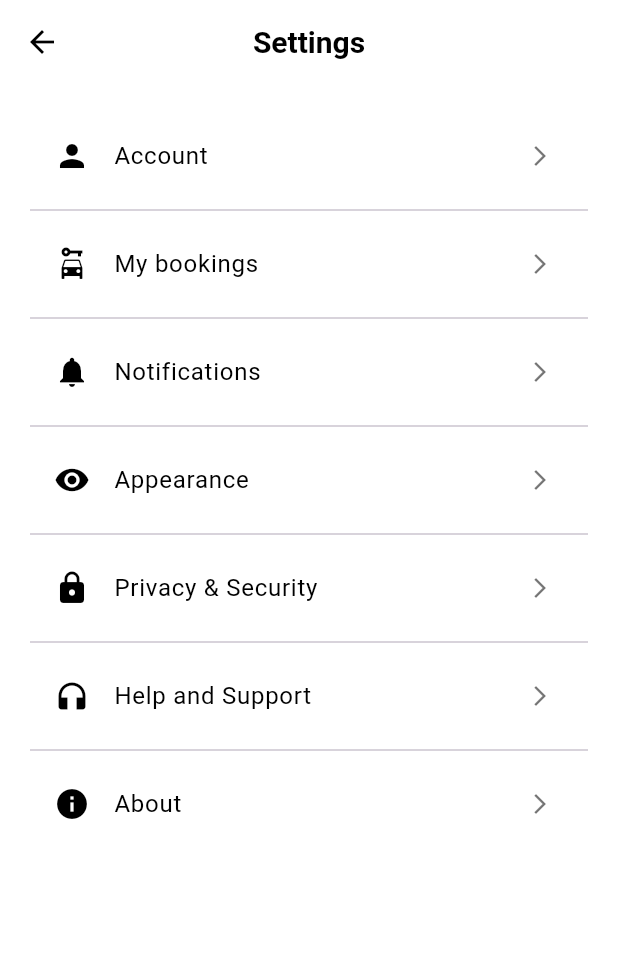
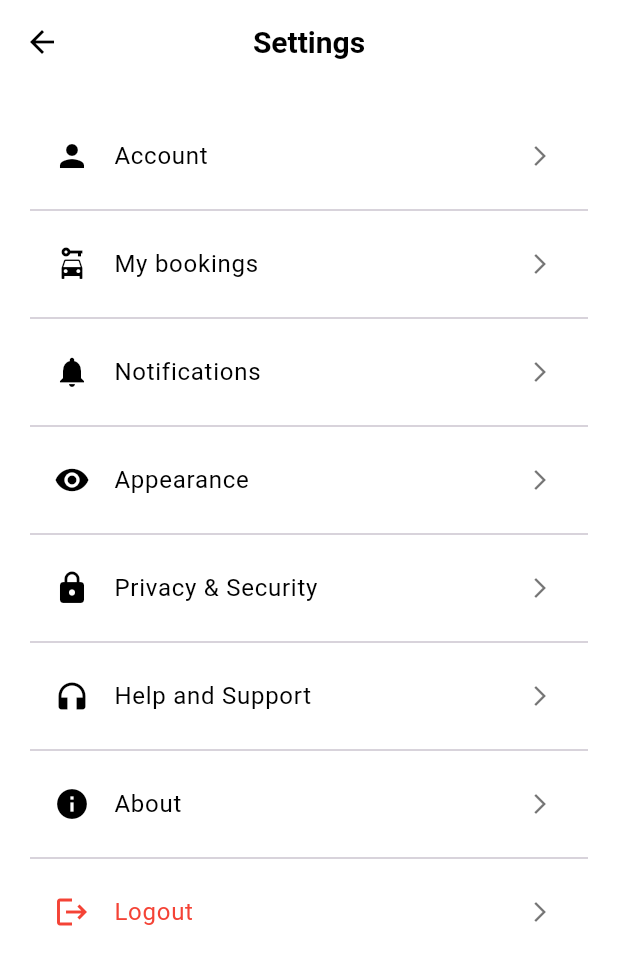
Before and after one commit to Magdy372/Automotive, a Flutter app: the SettingsScreen screen opened directly, on a phone screen of 412 x 824 dp. Shown: the top 965 px of the screen. Run offline on Flutter 3.47's test engine with Material 3 defaults, Android fonts, the phone set to English and light mode, and no system bars; our stand-ins replace cloud_firestore, firebase_auth, firebase_core, fl_chart, font_awesome_flutter, google_nav_bar; accounts and stored records are empty.

Commit message:
logout in settings

```diff
--- a/car_rental_project/lib/screens/settings_screen.dart
+++ b/car_rental_project/lib/screens/settings_screen.dart
@@ -1,13 +1,18 @@
+import 'package:car_rental_project/providers/user_provider.dart';
+import 'package:car_rental_project/screens/login_screen.dart';
 import 'package:car_rental_project/screens/my_bookings_screen.dart';
 import 'package:car_rental_project/screens/notification_screen.dart';
 import 'package:car_rental_project/screens/profile_screen.dart';
 import 'package:flutter/material.dart';
+import 'package:provider/provider.dart';
 
 class SettingsScreen extends StatelessWidget {
   const SettingsScreen({super.key});
 
   @override
   Widget build(BuildContext context) {
+  final userProvider = Provider.of<UserProvider>(context);
+
     return Scaffold(
       backgroundColor: Colors.white, // Set background to white
       appBar: AppBar(
@@ -33,7 +38,9 @@ class SettingsScreen extends StatelessWidget {
             const SizedBox(height: 20),
             _buildListTile(
               icon: Icons.person,
+              iconColor: Colors.black,
               label: 'Account',
+              labelColor: Colors.black,
               onTap: () {
                 Navigator.push(
                   context,
@@ -44,8 +51,12 @@ class SettingsScreen extends StatelessWidget {
               },
             ),
             const Divider(),
-            _buildListTile(icon: Icons.car_rental, label: 'My bookings',
-            onTap: () {
+            _buildListTile(
+              icon: Icons.car_rental,
+              iconColor: Colors.black,
+              label: 'My bookings',
+              labelColor: Colors.black,
+              onTap: () {
                 Navigator.push(
                   context,
                   MaterialPageRoute(
@@ -55,7 +66,11 @@ class SettingsScreen extends StatelessWidget {
               },
             ),
             const Divider(),
-            _buildListTile(icon: Icons.notifications, label: 'Notifications',
+            _buildListTile(
+              icon: Icons.notifications,
+              iconColor: Colors.black,
+              label: 'Notifications',
+              labelColor: Colors.black,
             onTap: () {
                 Navigator.push(
                   context,
@@ -66,25 +81,73 @@ class SettingsScreen extends StatelessWidget {
               },
             ),
             const Divider(),
-            _buildListTile(icon: Icons.visibility, label: 'Appearance', onTap: () {}),
+            _buildListTile(icon: Icons.visibility, iconColor: Colors.black, label: 'Appearance',labelColor: Colors.black, onTap: () {}),
             const Divider(),
-            _buildListTile(icon: Icons.lock, label: 'Privacy & Security', onTap: () {}),
+            _buildListTile(icon: Icons.lock, iconColor: Colors.black, label: 'Privacy & Security',labelColor: Colors.black, onTap: () {}),
             const Divider(),
-            _buildListTile(icon: Icons.headphones, label: 'Help and Support', onTap: () {}),
+            _buildListTile(icon: Icons.headphones, iconColor: Colors.black, label: 'Help and Support',labelColor: Colors.black, onTap: () {}),
             const Divider(),
-            _buildListTile(icon: Icons.info, label: 'About', onTap: () {}),
-          ],
+            _buildListTile(icon: Icons.info, iconColor: Colors.black, label: 'About',labelColor: Colors.black, onTap: () {}),
+            const Divider(),
+            _buildListTile(
+              icon: Icons.logout,
+              iconColor: Colors.red,
+              label: 'Logout',
+              labelColor: Colors.red,
+              onTap: () {
+                // Show a confirmation dialog when the logout is tapped
+                showDialog(
+                  context: context,
+                  builder: (BuildContext context) {
+                    return AlertDialog(
+                      backgroundColor: Colors.white,
+                      title: const Text("Logout"),
+                      content: const Text("Do you really want to logout?"),
+                      actions: <Widget>[
+                        TextButton(
+                          child: const Text(
+                            "No",
+                            style: TextStyle(
+                            color: Colors.black
+                            )),
+                          onPressed: () {
+                            Navigator.of(context).pop();  // Close the dialog
+                          },
+                        ),
+                        TextButton(
+                          child: const Text(
+                            "Yes",
+                            style: TextStyle(
+                            color: Colors.red
+                            )),
+                          onPressed: () {
+                            userProvider.logout(context);
+                            Navigator.push(
+                            context,
+                            MaterialPageRoute(
+                            builder: (context) =>  LoginScreen(),
+                              ),
+                            );
+                            Navigator.of(context).pop(); // Close the dialog
+                          },
+                        ),
+                      ],
+                    );
+                  },
+                );
+              },
+            )        ],
         ),
       ),
     );
   }
 
-  Widget _buildListTile({required IconData icon, required String label, required VoidCallback onTap}) {
+  Widget _buildListTile({required IconData icon,required Color iconColor, required String label,required Color labelColor, required VoidCallback onTap}) {
     return ListTile(
-      leading: Icon(icon, color: Colors.black),
+      leading: Icon(icon, color: iconColor),
       title: Text(
         label,
-        style: const TextStyle(fontSize: 16, color: Colors.black),
+        style: TextStyle(fontSize: 16, color: labelColor),
       ),
       trailing: const Icon(Icons.arrow_forward_ios, size: 16, color: Colors.black54),
       onTap: onTap,
```
